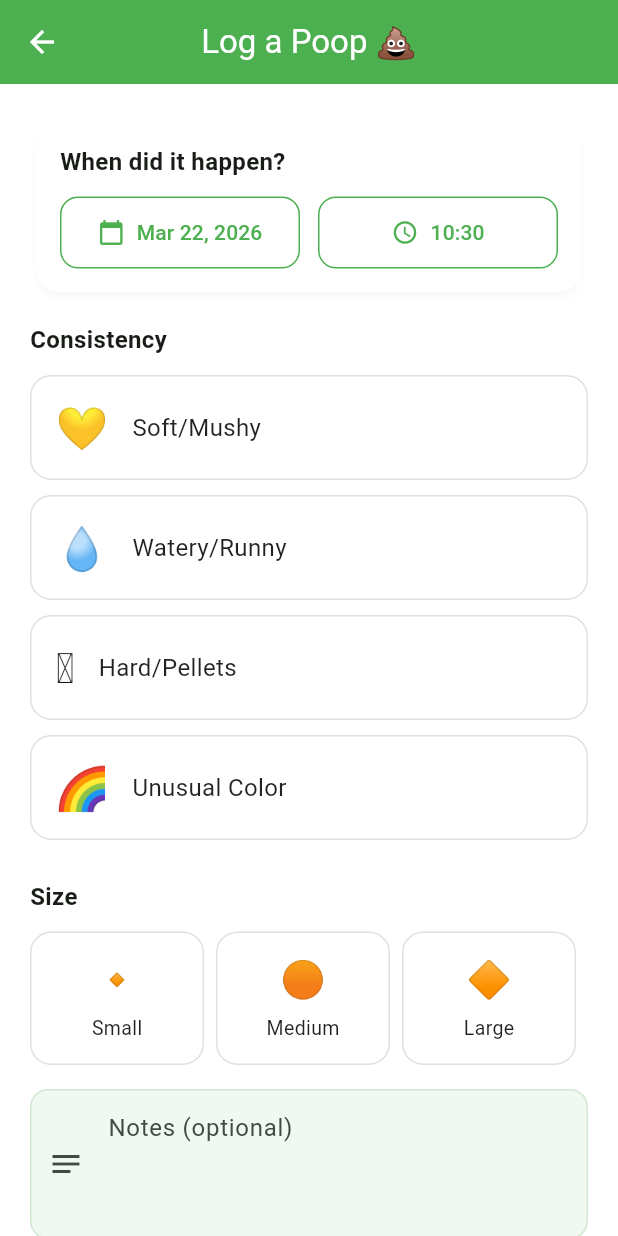
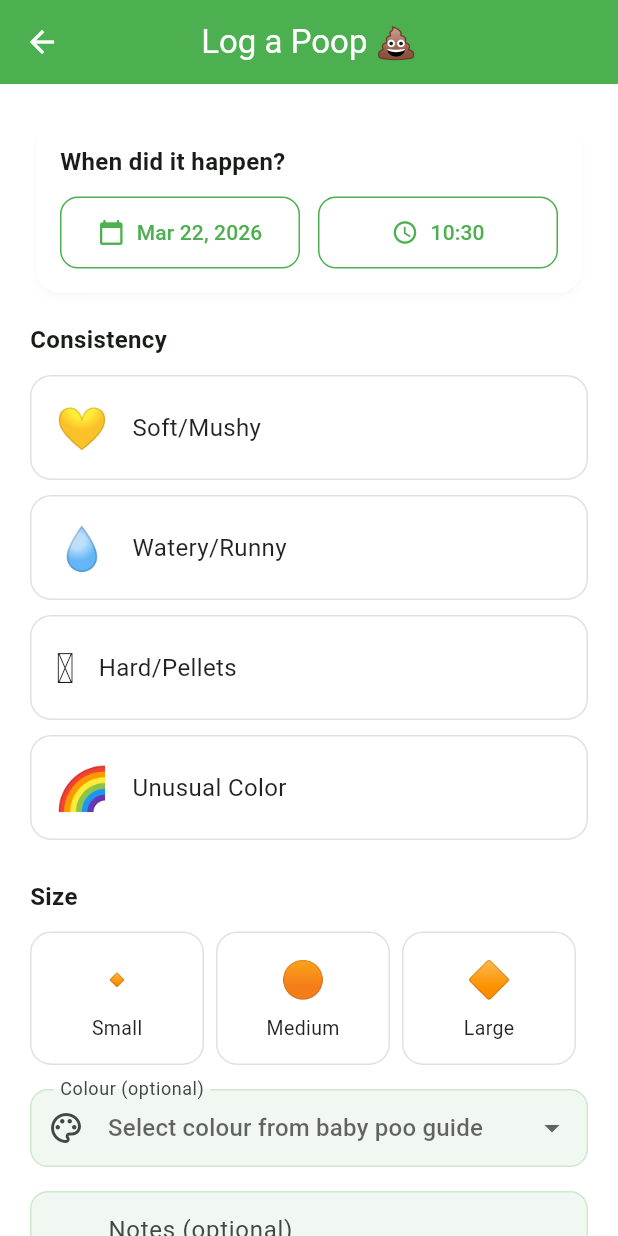
Before and after one commit to xNorbertx/potty-tracker, a Flutter app: the LogPoopScreen screen opened directly with empty values, on a phone screen of 412 x 824 dp. Run offline on Flutter 3.47's test engine with Material 3 defaults, Android fonts, the phone set to English and light mode, and no system bars; our stand-ins replace cloud_firestore, firebase_auth, firebase_core, google_sign_in, table_calendar; accounts and stored records are empty.

Commit message:
Add poo colour selector

```diff
--- /dev/null
+++ b/lib/models/poop_color.dart
@@ -0,0 +1,79 @@
+import 'package:flutter/material.dart';
+
+/// Represents the baby poo colour guide from Pregnancy Birth & Baby
+/// (https://www.pregnancybirthbaby.org.au/article/baby-poo-guide).
+///
+enum PoopColor {
+  greenBlack(
+    'green_black',
+    'Green / black (sticky tar-like)',
+    Color(0xFF2F3D3C),
+  ),
+  mustardYellow(
+    'mustard_yellow',
+    'Mustard yellow',
+    Color(0xFFF8C641),
+  ),
+  darkerYellow(
+    'darker_yellow',
+    'Darker yellow',
+    Color(0xFFE6A329),
+  ),
+  frothyGreen(
+    'frothy_green',
+    'Frothy green',
+    Color(0xFF4CAF50),
+  ),
+  darkGreen(
+    'dark_green',
+    'Dark green',
+    Color(0xFF1B5E20),
+  ),
+  greenBrown(
+    'green_brown',
+    'Green / brown',
+    Color(0xFF5D6B3C),
+  ),
+  orange(
+    'orange',
+    'Orange',
+    Color(0xFFF57C00),
+  ),
+  brown(
+    'brown',
+    'Brown',
+    Color(0xFF6D4C41),
+  ),
+  red(
+    'red',
+    'Red',
+    Color(0xFFD32F2F),
+  ),
+  chalkWhite(
+    'chalk_white',
+    'Chalk white',
+    Color(0xFFE0E0E0),
+  ),
+  black(
+    'black',
+    'Black',
+    Color(0xFF000000),
+  );
+
+  const PoopColor(this.value, this.label, this.swatch);
+
+  final String value;
+  final String label;
+  final Color swatch;
+}
+
+extension PoopColorExtension on PoopColor {
+  static PoopColor? fromString(String? value) {
+    if (value == null) return null;
+    try {
+      return PoopColor.values.firstWhere((c) => c.value == value);
+    } catch (_) {
+      return null;
+    }
+  }
+}
--- a/lib/models/poop_entry.dart
+++ b/lib/models/poop_entry.dart
@@ -1,6 +1,7 @@
 import 'package:cloud_firestore/cloud_firestore.dart';
 import 'consistency.dart';
 import 'poop_size.dart';
+import 'poop_color.dart';
 
 class PoopEntry {
   final String id;
@@ -8,6 +9,7 @@ class PoopEntry {
   final DateTime timestamp;
   final Consistency consistency;
   final PoopSize? size;
+  final PoopColor? color;
   final String? notes;
   final String? loggedBy;
   final DateTime createdAt;
@@ -18,6 +20,7 @@ class PoopEntry {
     required this.timestamp,
     required this.consistency,
     this.size,
+    this.color,
     this.notes,
     this.loggedBy,
     required this.createdAt,
@@ -33,6 +36,7 @@ class PoopEntry {
         data['consistency'] as String? ?? 'soft',
       ),
       size: PoopSizeExtension.fromString(data['size'] as String?),
+      color: PoopColorExtension.fromString(data['color'] as String?),
       notes: data['notes'] as String?,
       loggedBy: data['loggedBy'] as String?,
       createdAt: (data['createdAt'] as Timestamp).toDate(),
@@ -45,6 +49,7 @@ class PoopEntry {
       'timestamp': Timestamp.fromDate(timestamp),
       'consistency': consistency.value,
       if (size != null) 'size': size!.value,
+      if (color != null) 'color': color!.value,
       if (notes != null) 'notes': notes,
       if (loggedBy != null) 'loggedBy': loggedBy,
       'createdAt': Timestamp.fromDate(createdAt),
@@ -57,6 +62,7 @@ class PoopEntry {
     DateTime? timestamp,
     Consistency? consistency,
     PoopSize? size,
+    PoopColor? color,
     String? notes,
     String? loggedBy,
     DateTime? createdAt,
@@ -67,6 +73,7 @@ class PoopEntry {
       timestamp: timestamp ?? this.timestamp,
       consistency: consistency ?? this.consistency,
       size: size ?? this.size,
+      color: color ?? this.color,
       notes: notes ?? this.notes,
       loggedBy: loggedBy ?? this.loggedBy,
       createdAt: createdAt ?? this.createdAt,
--- a/lib/screens/log_poop_screen.dart
+++ b/lib/screens/log_poop_screen.dart
@@ -3,11 +3,13 @@ import 'package:provider/provider.dart';
 import 'package:intl/intl.dart';
 import '../models/consistency.dart';
 import '../models/poop_size.dart';
+import '../models/poop_color.dart';
 import '../models/baby.dart';
 import '../services/auth_service.dart';
 import '../services/firestore_service.dart';
 import '../widgets/consistency_selector.dart';
 import '../widgets/size_selector.dart';
+import '../widgets/poop_color_selector.dart';
 
 class LogPoopScreen extends StatefulWidget {
   final Baby baby;
@@ -23,6 +25,7 @@ class _LogPoopScreenState extends State<LogPoopScreen> {
   late DateTime _selectedDateTime;
   Consistency? _selectedConsistency;
   PoopSize? _selectedSize;
+  PoopColor? _selectedColor;
   final _notesCtrl = TextEditingController();
   bool _loading = false;
 
@@ -33,8 +36,11 @@ class _LogPoopScreenState extends State<LogPoopScreen> {
     final base = widget.initialDate ?? now;
     // Use the selected day but always current time
     _selectedDateTime = DateTime(
-      base.year, base.month, base.day,
-      now.hour, now.minute,
+      base.year,
+      base.month,
+      base.day,
+      now.hour,
+      now.minute,
     );
   }
 
@@ -101,6 +107,7 @@ class _LogPoopScreenState extends State<LogPoopScreen> {
         timestamp: _selectedDateTime,
         consistency: _selectedConsistency!,
         size: _selectedSize,
+        color: _selectedColor,
         notes: _notesCtrl.text.trim().isEmpty ? null : _notesCtrl.text.trim(),
       );
       if (!mounted) return;
@@ -157,7 +164,8 @@ class _LogPoopScreenState extends State<LogPoopScreen> {
                             onPressed: _pickDate,
                             icon: const Icon(Icons.calendar_today, size: 18),
                             label: Text(
-                              DateFormat('MMM d, yyyy').format(_selectedDateTime),
+                              DateFormat('MMM d, yyyy')
+                                  .format(_selectedDateTime),
                             ),
                           ),
                         ),
@@ -191,6 +199,14 @@ class _LogPoopScreenState extends State<LogPoopScreen> {
             SizeSelector(
               selected: _selectedSize,
               onSelected: (s) => setState(() => _selectedSize = s),
+            ),
+
+            const SizedBox(height: 16),
+
+            // Colour selector
+            PoopColorSelector(
+              selected: _selectedColor,
+              onChanged: (color) => setState(() => _selectedColor = color),
             ),
 
             const SizedBox(height: 16),
--- a/lib/services/firestore_service.dart
+++ b/lib/services/firestore_service.dart
@@ -5,6 +5,7 @@ import '../models/baby.dart';
 import '../models/poop_entry.dart';
 import '../models/consistency.dart';
 import '../models/poop_size.dart';
+import '../models/poop_color.dart';
 
 class FirestoreService {
   final FirebaseFirestore _db;
@@ -47,8 +48,7 @@ class FirestoreService {
     );
     final batch = _db.batch();
     batch.set(_babiesRef.doc(id), baby.toFirestore());
-    batch.set(
-        _db.collection('share_codes').doc(shareCode), {'babyId': id});
+    batch.set(_db.collection('share_codes').doc(shareCode), {'babyId': id});
     await batch.commit();
     return baby;
   }
@@ -100,6 +100,7 @@ class FirestoreService {
     required DateTime timestamp,
     required Consistency consistency,
     PoopSize? size,
+    PoopColor? color,
     String? notes,
   }) async {
     final id = _uuid.v4();
@@ -109,6 +110,7 @@ class FirestoreService {
       timestamp: timestamp,
       consistency: consistency,
       size: size,
+      color: color,
       notes: notes,
       loggedBy: uid,
       createdAt: DateTime.now(),
--- /dev/null
+++ b/lib/widgets/poop_color_selector.dart
@@ -0,0 +1,47 @@
+import 'package:flutter/material.dart';
+import '../models/poop_color.dart';
+
+class PoopColorSelector extends StatelessWidget {
+  final PoopColor? selected;
+  final ValueChanged<PoopColor?> onChanged;
+
+  const PoopColorSelector(
+      {super.key, required this.selected, required this.onChanged});
+
+  @override
+  Widget build(BuildContext context) {
+    return DropdownButtonFormField<PoopColor>(
+      value: selected,
+      isExpanded: true,
+      decoration: const InputDecoration(
+        labelText: 'Colour (optional)',
+        prefixIcon: Icon(Icons.palette_outlined),
+      ),
+      hint: const Text('Select colour from baby poo guide'),
+      items: PoopColor.values
+          .map(
+            (color) => DropdownMenuItem<PoopColor>(
+              value: color,
+              child: Row(
+                children: [
+                  Container(
+                    width: 18,
+                    height: 18,
+                    decoration: BoxDecoration(
+                      color: color.swatch,
+                      shape: BoxShape.circle,
+                      border: Border.all(
+                          color: Colors.black.withValues(alpha: 0.08)),
+                    ),
+                  ),
+                  const SizedBox(width: 12),
+                  Text(color.label),
+                ],
+              ),
+            ),
+          )
+          .toList(),
+      onChanged: onChanged,
+    );
+  }
+}
```
Also changed, not shown: lib/widgets/poop_entry_tile.dart (+32 -2 lines), 1 other file.
